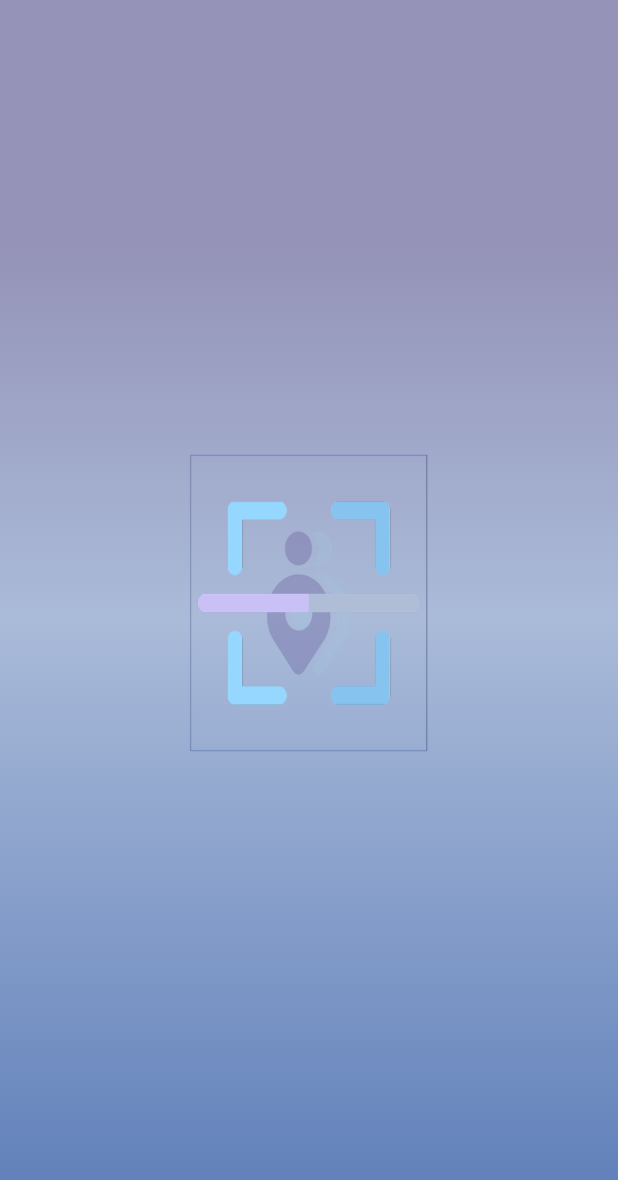
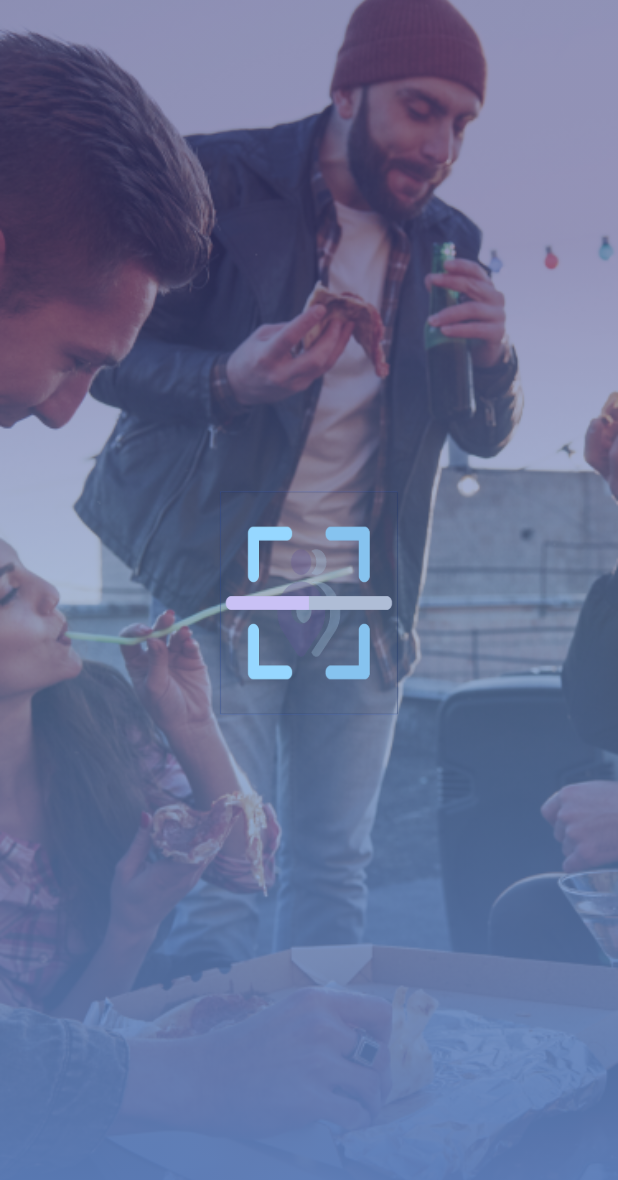
Before and after one commit to FrancisKOUAHO/scan.letsgo, a Flutter app: the SplashScreen screen opened directly, on a phone screen of 412 x 824 dp. Shown: the top 1180 px of the screen. Run offline on Flutter 3.47's test engine with Material 2 defaults, Android fonts, the phone set to English and light mode, and no system bars; our stand-ins replace fluttertoast, font_awesome_flutter, google_fonts, google_nav_bar, line_icons, shared_preferences; missing offline and left inert: qr_code_scanner; accounts and stored records are empty.

Commit message:
add system

```diff
--- a/lib/views/splash/splash_screen.dart
+++ b/lib/views/splash/splash_screen.dart
@@ -34,6 +34,16 @@ class _SplashScreenState extends State<SplashScreen> {
         children: [
           Positioned.fill(
             child: Container(
+              decoration: const BoxDecoration(
+                image: DecorationImage(
+                  image: AssetImage('assets/Splash.png'),
+                  fit: BoxFit.cover,
+                ),
+              ),
+            ),
+          ),
+          Positioned.fill(
+            child: Container(
               decoration: BoxDecoration(
                 gradient: LinearGradient(
                   colors: [
@@ -55,8 +65,8 @@ class _SplashScreenState extends State<SplashScreen> {
                     children: [
                       Image.asset(
                         'assets/logo/playstore.png',
-                        width: 200,
-                        height: 200,
+                        width: 150,
+                        height: 150,
                       ),
                       const SizedBox(
                         height: 20,
```
